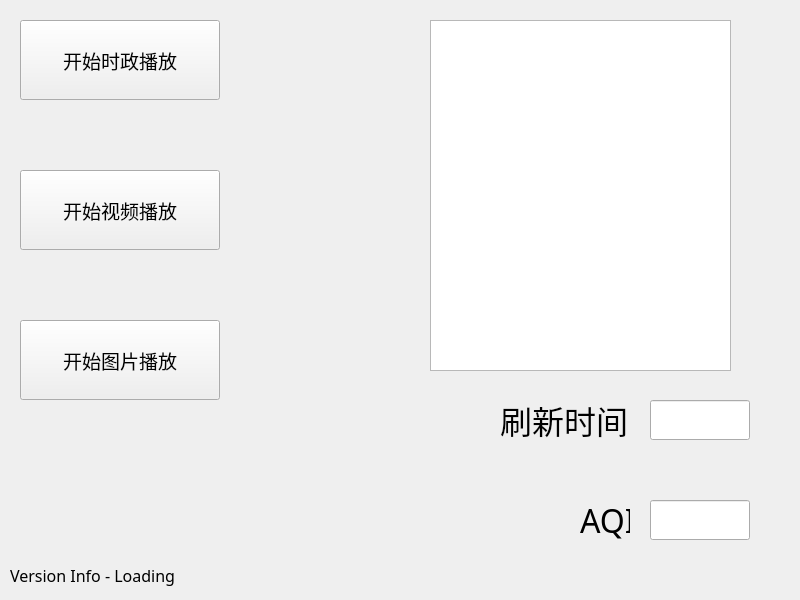
Above: ui/entrance.ui from SHSTuringClub/EdgeScreen before the change. Below: the same form after it.
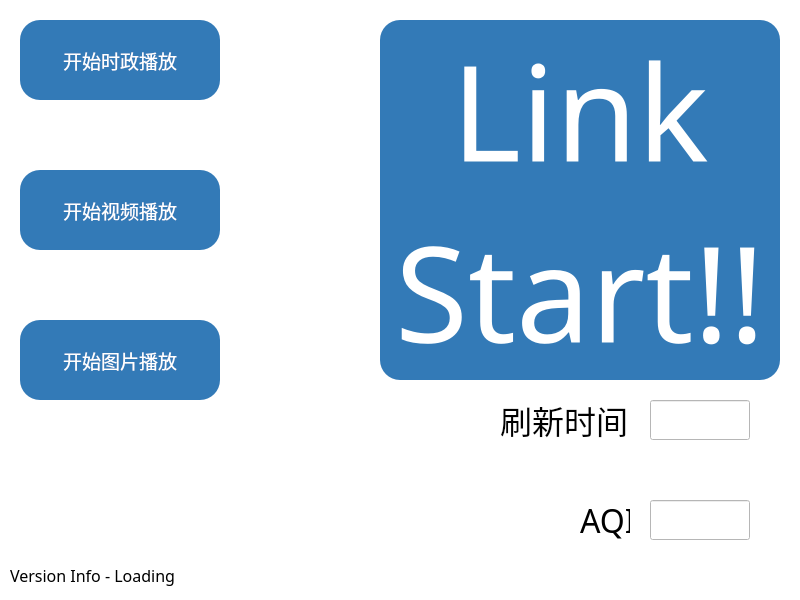
That is the form after the change.

The edit to the form file:
```diff
--- a/ui/entrance.ui
+++ b/ui/entrance.ui
@@ -31,6 +31,27 @@
   <property name="windowTitle">
    <string>Project Edge Screen - 欢迎</string>
   </property>
+  <property name="styleSheet">
+   <string notr="true">QWidget{
+background-color: white;
+}
+
+QPushButton{
+color: white;
+border-color: #2e6da4;
+background-color: #337ab7;
+border-radius:20px;
+}
+QPushButton:hover{
+background-color:#286090;
+border-color:#204d74;
+}
+QPushButton:checked{
+background-color:#286090;
+border-color:#204d74;
+
+}</string>
+  </property>
   <widget class="QWidget" name="centralwidget">
    <widget class="QPushButton" name="newsButton">
     <property name="geometry">
@@ -47,6 +68,9 @@
       <pointsize>14</pointsize>
      </font>
     </property>
+    <property name="styleSheet">
+     <string notr="true"/>
+    </property>
     <property name="text">
      <string>开始时政播放</string>
     </property>
@@ -184,15 +208,25 @@
      <string/>
     </property>
    </widget>
-   <widget class="QListView" name="listView">
+   <widget class="QPushButton" name="linkStartButton">
     <property name="geometry">
      <rect>
-      <x>430</x>
+      <x>380</x>
       <y>20</y>
-      <width>301</width>
-      <height>351</height>
+      <width>400</width>
+      <height>360</height>
      </rect>
     </property>
+    <property name="font">
+     <font>
+      <family>Source Sans Pro</family>
+      <pointsize>100</pointsize>
+     </font>
+    </property>
+    <property name="text">
+     <string>Link
+Start!!</string>
+    </property>
    </widget>
   </widget>
  </widget>
```
Left out of the diff: 2 changed lines with no effect on the pictures.
